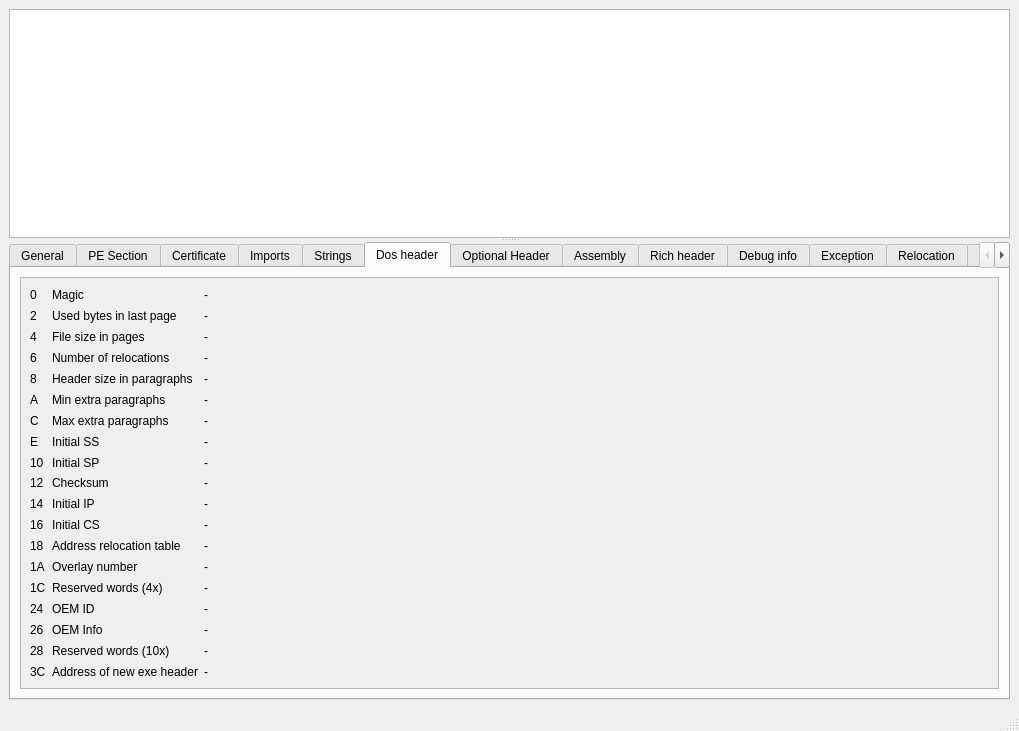
Qt form mainwindow.ui (grzesiekkedzior/DriverSentinel) before a commit.
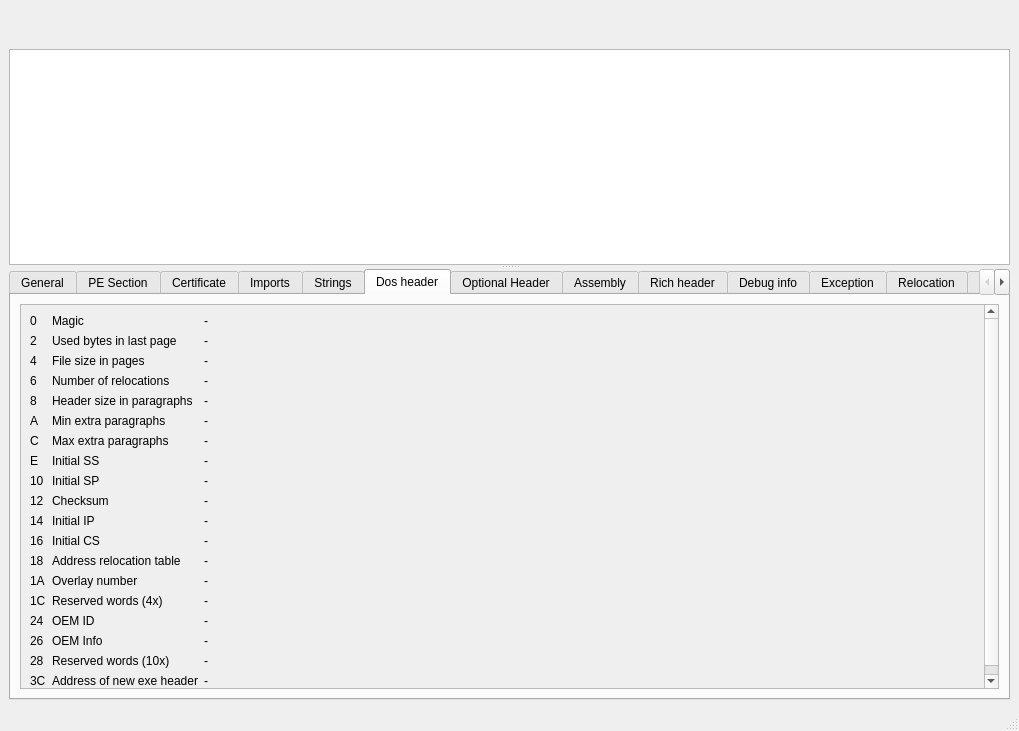
The same form after that commit. The open tabs and pages were chosen to show the change.

Commit message: Add a banner to the Main Window.

Patch:
```diff
--- a/mainwindow.ui
+++ b/mainwindow.ui
@@ -15,6 +15,20 @@
   </property>
   <widget class="QWidget" name="centralwidget">
    <layout class="QVBoxLayout" name="verticalLayout_17">
+    <item>
+     <widget class="QLabel" name="welcomeLabel">
+      <property name="text">
+       <string/>
+      </property>
+     </widget>
+    </item>
+    <item>
+     <widget class="QLabel" name="linkToRepo">
+      <property name="text">
+       <string/>
+      </property>
+     </widget>
+    </item>
     <item>
      <widget class="QSplitter" name="splitter">
       <property name="orientation">
@@ -485,7 +499,7 @@
              <rect>
               <x>0</x>
               <y>0</y>
-              <width>952</width>
+              <width>950</width>
               <height>530</height>
              </rect>
             </property>
```
Left out of the diff: 4 changed lines with no effect on the pictures. The commit also changes 2 other files.
